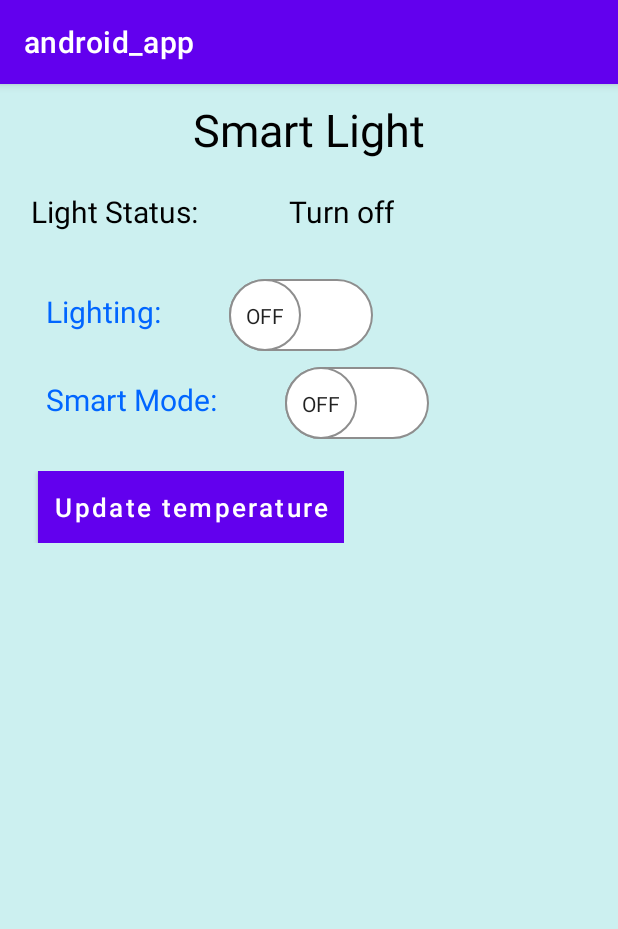
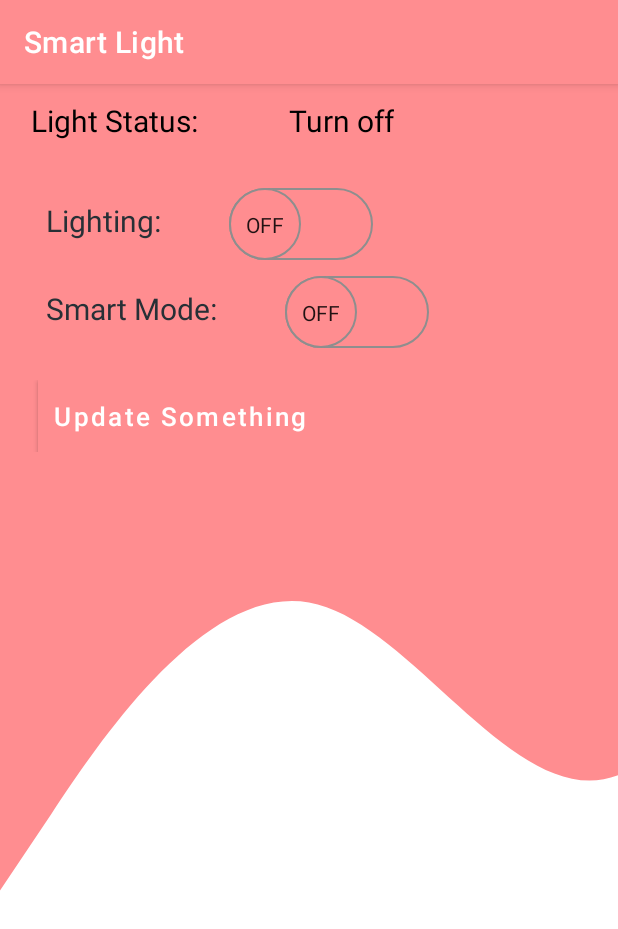
Before and after one commit to yizhouyang999/smart-lighting-IOT, an Android app: the screen it shows after launch (MainActivity), on a phone screen of 412 x 824 dp. Shown: the top 929 px of the screen. Run offline under Robolectric (Android 15) with nearby library versions, the phone set to English and light mode, and no system bars.

Commit message:
fea: color and background

```diff
--- /dev/null
+++ b/android_app/app/src/main/res/drawable/button.xml
@@ -0,0 +1,9 @@
+<?xml version="1.0" encoding="utf-8"?>
+<shape xmlns:android="http://schemas.android.com/apk/res/android"
+    android:shape="rectangle">
+    <gradient android:startColor="#FFFFFF"
+        android:endColor="#00FF00"
+        android:angle="270" />
+    <corners android:radius="3dp" />
+    <stroke android:width="1dp" android:color="#000000" />
+</shape>
--- a/android_app/app/src/main/res/drawable/thumb1.xml
+++ b/android_app/app/src/main/res/drawable/thumb1.xml
@@ -2,7 +2,7 @@
 <selector xmlns:android="http://schemas.android.com/apk/res/android">
     <item android:state_checked="false">
         <shape android:shape="oval">
-            <solid android:color="#ffffff"/>
+            <solid android:color="#ff8d90"/>
             <size android:width="48dp"
                 android:height="48dp"/>
             <stroke android:width="1dp"
@@ -11,7 +11,7 @@
     </item>
     <item android:state_checked="true">
         <shape android:shape="oval">
-            <solid android:color="#ffffff"/>
+            <solid android:color="#ff8d90"/>
             <size android:width="48dp"
                 android:height="48dp"/>
             <stroke android:width="1dp"
--- a/android_app/app/src/main/res/drawable/track.xml
+++ b/android_app/app/src/main/res/drawable/track.xml
@@ -2,7 +2,7 @@
 <selector xmlns:android="http://schemas.android.com/apk/res/android">
     <item android:state_checked="false">
         <shape android:shape="rectangle">
-            <solid android:color="#ffffff"/>
+            <solid android:color="#ff8d90"/>
             <corners android:radius="100dp"/>
             <stroke android:color="#8e8e8e"
                     android:width="1dp"/>
--- /dev/null
+++ b/android_app/app/src/main/res/drawable/wave.xml
@@ -0,0 +1,9 @@
+<vector xmlns:android="http://schemas.android.com/apk/res/android"
+    android:width="1440dp"
+    android:height="320dp"
+    android:viewportWidth="720"
+    android:viewportHeight="320">
+  <path
+      android:pathData="M0,224L60,202.7C120,181 240,139 360,144C480,149 600,203 720,192C840,181 960,107 1080,106.7C1200,107 1320,181 1380,218.7L1440,256L1440,0L1380,0C1320,0 1200,0 1080,0C960,0 840,0 720,0C600,0 480,0 360,0C240,0 120,0 60,0L0,0Z"
+      android:fillColor="#ff8d90"/>
+</vector>
--- a/android_app/app/src/main/res/layout/activity_main.xml
+++ b/android_app/app/src/main/res/layout/activity_main.xml
@@ -3,8 +3,7 @@
     android:orientation="vertical"
     android:layout_width="match_parent"
     android:layout_height="match_parent"
-    android:background="@color/activitybackground">
-    <TextView android:id="@+id/title" android:layout_width="fill_parent" android:layout_height="wrap_content" android:padding="10dip" android:gravity="center" android:text="@string/txv_title_temp" android:textColor="@color/black_alpha" android:textSize="30sp"/>
+    android:background="@drawable/wave">
 
     <LinearLayout
         android:layout_width="wrap_content"
@@ -91,7 +90,18 @@
 
     <LinearLayout android:orientation="horizontal" android:layout_width="wrap_content" android:layout_height="wrap_content" android:padding="5dip"> </LinearLayout>
     <LinearLayout android:orientation="horizontal" android:layout_width="wrap_content" android:layout_height="wrap_content" android:padding="5dip">
-        <Button android:id="@+id/btnUpdateTemp" android:layout_width="wrap_content" android:layout_height="wrap_content" android:layout_marginLeft="20dp" android:background="@color/colorPrimary" android:padding="5dip" android:text=" Update temperature " android:textAllCaps="false" android:textColor="#FFFFFF" android:textSize="17sp"/>
+
+        <Button
+            android:id="@+id/btnUpdateTemp"
+            android:layout_width="wrap_content"
+            android:layout_height="wrap_content"
+            android:layout_marginLeft="20dp"
+            android:background="@color/buttonColor"
+            android:padding="5dip"
+            android:text=" Update Something "
+            android:textAllCaps="false"
+            android:textColor="#FFFFFF"
+            android:textSize="17sp" />
     </LinearLayout>
     <LinearLayout android:orientation="horizontal" android:layout_width="wrap_content" android:layout_height="wrap_content" android:padding="5dip"> </LinearLayout>
 
--- a/android_app/app/src/main/res/values/colors.xml
+++ b/android_app/app/src/main/res/values/colors.xml
@@ -9,9 +9,11 @@
     <color name="white">#FFFFFFFF</color>
     <color name="black_alpha">#000000</color>
     <color name="text_box_background">#E7E7E7</color>
-    <color name="blue_text">#0166ff</color>
+    <color name="blue_text">#273036</color>
     <color name="title_bar_color">#EB164E</color>
     <color name="activitybackground">#ccf0f0</color>
     <color name="activityfont">#3f3f3f</color>
     <color name="colorPrimary">#3f3f3f</color>
+    <color name="buttonColor">#ff8d75</color>
+    <color name="theme">#ff8d90</color>
 </resources>
--- a/android_app/app/src/main/res/values/strings.xml
+++ b/android_app/app/src/main/res/values/strings.xml
@@ -1,5 +1,5 @@
 <resources>
-    <string name="app_name">android_app</string>
+    <string name="app_name">Smart Light</string>
     <string name="txv_title_temp">Smart Light</string>
     <string name="txv_indoor_temp">Light Status:</string>
     <string name="txv_indoor_temp_show">Turn off</string>
--- a/android_app/app/src/main/res/values/themes.xml
+++ b/android_app/app/src/main/res/values/themes.xml
@@ -2,8 +2,8 @@
     <!-- Base application theme. -->
     <style name="Theme.IoTLab2App" parent="Theme.MaterialComponents.DayNight.DarkActionBar">
         <!-- Primary brand color. -->
-        <item name="colorPrimary">@color/purple_500</item>
-        <item name="colorPrimaryVariant">@color/purple_700</item>
+        <item name="colorPrimary">@color/theme</item>
+        <item name="colorPrimaryVariant">@color/theme</item>
         <item name="colorOnPrimary">@color/white</item>
         <!-- Secondary brand color. -->
         <item name="colorSecondary">@color/teal_200</item>
```
